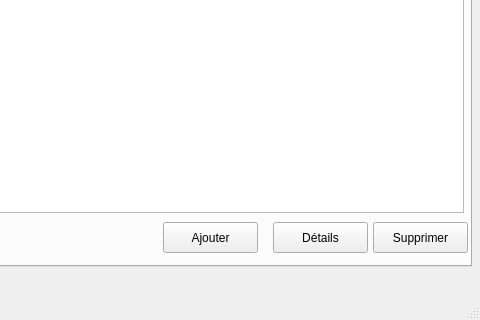
The window that mainwindow.ui (Lobelie/IHM-Project) describes before a commit, drawn with Qt 5; both pictures show x 579 to 1059 and y 241 to 561 of the 1059 by 561 pixel window.
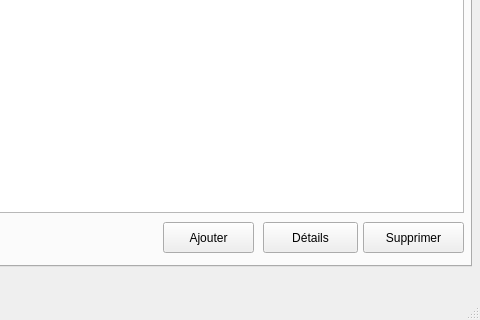
The same window after the commit.

What changed in the file:
```diff
--- a/mainwindow.ui
+++ b/mainwindow.ui
@@ -129,9 +129,9 @@
      <widget class="QPushButton" name="deleteMode">
       <property name="geometry">
        <rect>
-        <x>940</x>
+        <x>930</x>
         <y>410</y>
-        <width>95</width>
+        <width>101</width>
         <height>31</height>
        </rect>
       </property>
@@ -142,7 +142,7 @@
      <widget class="QPushButton" name="detailMode">
       <property name="geometry">
        <rect>
-        <x>840</x>
+        <x>830</x>
         <y>410</y>
         <width>95</width>
         <height>31</height>
@@ -157,7 +157,7 @@
        <rect>
         <x>730</x>
         <y>410</y>
-        <width>95</width>
+        <width>91</width>
         <height>31</height>
        </rect>
       </property>
```
Left out of the diff: 2 changed lines with no effect on the pictures.
